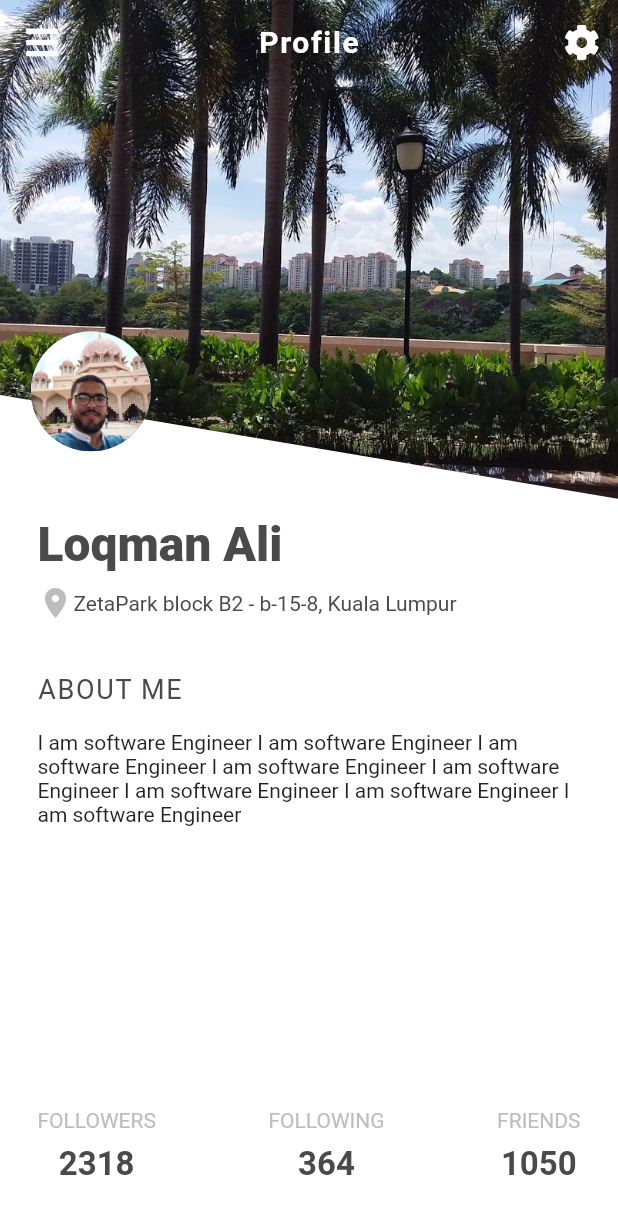
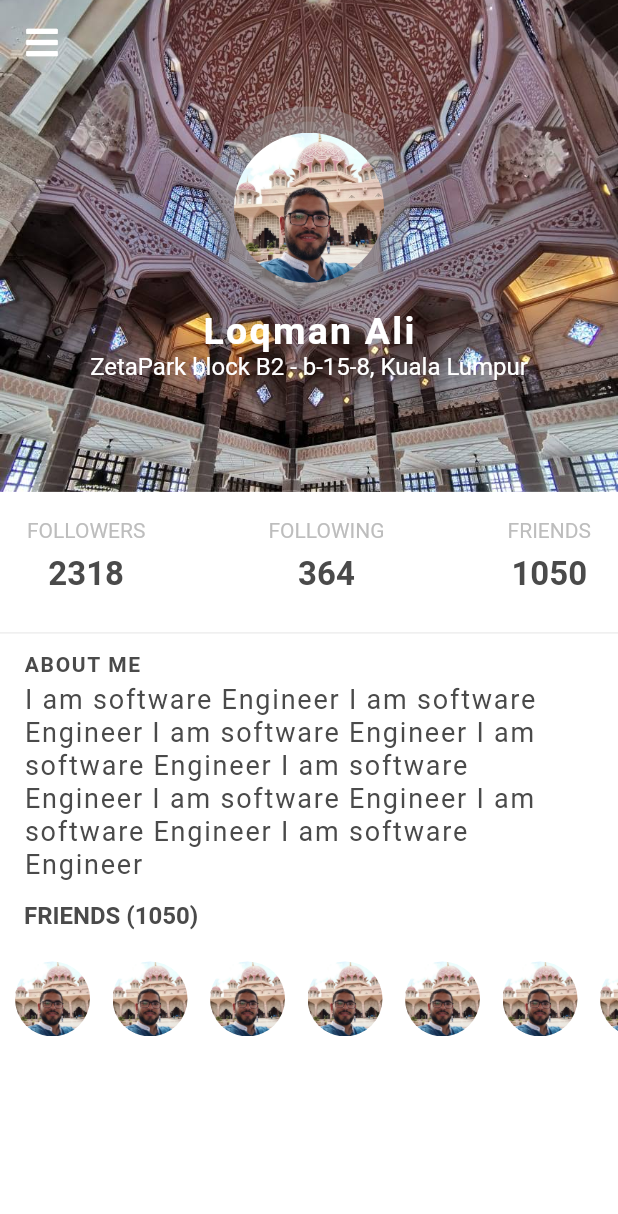
Before and after one commit to loqmanali/flutter-ui, a Flutter app: the screen it shows after launch, on a phone screen of 412 x 824 dp. Shown: the top 1214 px of the screen. Run offline on Flutter 3.47's test engine with Material 2 defaults, Android fonts, the phone set to English and light mode, and no system bars; our stand-ins replace font_awesome_flutter.

Commit message:
profile 2 screen

```diff
--- a/lib/main.dart
+++ b/lib/main.dart
@@ -1,5 +1,5 @@
 import 'package:flutter/material.dart';
-import 'package:profile/profile/profile1/profile_1.dart';
+import 'package:profile/profile/profile2/profile2.dart';
 
 void main() {
   runApp(MyApp());
@@ -14,7 +14,8 @@ class MyApp extends StatelessWidget {
       theme: ThemeData(
         primarySwatch: Colors.blue,
       ),
-      home: Profile1(),
+      home: Profile(),
+      // Profile1(),
     );
   }
 }
--- /dev/null
+++ b/lib/profile/profile2/profile2.dart
@@ -0,0 +1,284 @@
+import 'package:flutter/material.dart';
+import 'package:font_awesome_flutter/font_awesome_flutter.dart';
+import 'package:profile/profile/profile2/provider2.dart';
+
+import 'profile_2.dart';
+
+class Profile extends StatefulWidget {
+  @override
+  _Profile2State createState() => _Profile2State();
+}
+
+class _Profile2State extends State<Profile> {
+  Profile2 profile2 = Profile2Provider.getProfile2();
+  static Color _textColor = Color(0XFF4A4A4A);
+  TextStyle _bottomBarTitle = TextStyle(
+    color: Colors.grey.shade400,
+  );
+  TextStyle _bottomBarCounter = TextStyle(
+    color: _textColor,
+    fontSize: 22,
+    fontWeight: FontWeight.bold,
+  );
+
+  @override
+  Widget build(BuildContext context) {
+    return SafeArea(
+      child: Theme(
+        data: ThemeData(),
+        child: Stack(
+          children: [
+            Image.asset(
+              'assets/profiles/back2.jpg',
+              fit: BoxFit.cover,
+              height: MediaQuery.of(context).size.height * 0.45,
+              width: double.infinity,
+            ),
+            Scaffold(
+              backgroundColor: Colors.transparent,
+              appBar: AppBar(
+                backgroundColor: Colors.transparent,
+                elevation: 0,
+                leading: IconButton(
+                  icon: Icon(FontAwesomeIcons.bars),
+                  onPressed: () {},
+                ),
+              ),
+              body: Stack(
+                children: [
+                  _profileTitle(context),
+                  _bodyContent(context),
+                ],
+              ),
+            ),
+          ],
+        ),
+      ),
+    );
+  }
+
+  Widget _profileTitle(BuildContext context) {
+    return Positioned(
+      top: 15,
+      left: 0,
+      right: 0,
+      child: Column(
+        children: [
+          Stack(
+            alignment: AlignmentDirectional.center,
+            children: [
+              Align(
+                alignment: Alignment.center,
+                child: Container(
+                  width: 135,
+                  height: 135,
+                  decoration: BoxDecoration(
+                    color: Colors.grey.withOpacity(0.4),
+                    shape: BoxShape.circle,
+                  ),
+                ),
+              ),
+              Align(
+                alignment: Alignment.center,
+                child: Container(
+                  width: 115,
+                  height: 115,
+                  decoration: BoxDecoration(
+                    color: Colors.grey.withOpacity(0.3),
+                    shape: BoxShape.circle,
+                  ),
+                ),
+              ),
+              Align(
+                alignment: Alignment.center,
+                child: Container(
+                  width: 100,
+                  height: 100,
+                  decoration: BoxDecoration(
+                    shape: BoxShape.circle,
+                    image: DecorationImage(
+                      image: ExactAssetImage('assets/profiles/loqman.jpg'),
+                      fit: BoxFit.cover,
+                    ),
+                  ),
+                ),
+              ),
+            ],
+          ),
+          Text(
+            profile2.user.name,
+            style: TextStyle(
+              color: Colors.white,
+              fontSize: 25,
+              fontWeight: FontWeight.bold,
+              letterSpacing: 1.5,
+            ),
+          ),
+          Text(
+            profile2.user.address,
+            style: TextStyle(
+              color: Colors.white,
+              fontSize: 16,
+            ),
+          ),
+        ],
+      ),
+    );
+  }
+
+  Widget _bodyContent(BuildContext context) {
+    return Positioned(
+      top: MediaQuery.of(context).size.height * 0.33,
+      left: 0,
+      right: 0,
+      bottom: 0,
+      child: Container(
+        color: Colors.white,
+        child: Column(
+          crossAxisAlignment: CrossAxisAlignment.start,
+          children: [
+            _counter(context),
+            Divider(
+              thickness: 1,
+              color: Colors.grey.shade200,
+            ),
+            ..._aboutMe(context),
+            SizedBox(height: 8.0),
+            _friends(context),
+            SizedBox(height: 16.0),
+            _contacts(context),
+          ],
+        ),
+      ),
+    );
+  }
+
+  Widget _counter(BuildContext context) {
+    return Padding(
+      padding: const EdgeInsets.all(18.0),
+      child: Row(
+        mainAxisAlignment: MainAxisAlignment.spaceBetween,
+        children: [
+          Column(
+            children: [
+              Text(
+                'FOLLOWERS',
+                style: _bottomBarTitle,
+              ),
+              SizedBox(
+                height: 8,
+              ),
+              Text(
+                profile2.followers.toString(),
+                style: _bottomBarCounter,
+              ),
+            ],
+          ),
+          Column(
+            children: [
+              Text(
+                'FOLLOWING',
+                style: _bottomBarTitle,
+              ),
+              SizedBox(
+                height: 8,
+              ),
+              Text(
+                profile2.following.toString(),
+                style: _bottomBarCounter,
+              ),
+            ],
+          ),
+          Column(
+            children: [
+              Text(
+                'FRIENDS',
+                style: _bottomBarTitle,
+              ),
+              SizedBox(
+                height: 8,
+              ),
+              Text(
+                profile2.friends.toString(),
+                style: _bottomBarCounter,
+              ),
+            ],
+          ),
+        ],
+      ),
+    );
+  }
+
+  List<Widget> _aboutMe(BuildContext context) {
+    return [
+      Padding(
+        padding: EdgeInsets.symmetric(
+          vertical: 5.0,
+          horizontal: 16.0,
+        ),
+        child: Text(
+          'ABOUT ME',
+          style: TextStyle(
+            color: _textColor,
+            fontWeight: FontWeight.bold,
+            letterSpacing: 1.1,
+          ),
+        ),
+      ),
+      Padding(
+        padding: EdgeInsets.symmetric(horizontal: 16.0),
+        child: Text(
+          profile2.user.about,
+          style: TextStyle(
+            color: _textColor,
+            fontSize: 18,
+            height: 1.2,
+            letterSpacing: 1.2,
+          ),
+        ),
+      ),
+    ];
+  }
+
+  Widget _friends(BuildContext context) {
+    return Padding(
+      padding: EdgeInsets.symmetric(
+        vertical: 5.0,
+        horizontal: 16.0,
+      ),
+      child: Text(
+        'FRIENDS (${profile2.friends.toString()})',
+        style: TextStyle(
+          color: _textColor,
+          fontSize: 16,
+          fontWeight: FontWeight.bold,
+        ),
+      ),
+    );
+  }
+
+  Widget _contacts(BuildContext context) {
+    return Container(
+      width: double.infinity,
+      height: 50,
+      padding: EdgeInsets.only(left: 10.0),
+      child: ListView(
+        scrollDirection: Axis.horizontal,
+        children: List.generate(
+            25,
+            (index) => Container(
+                  width: 50,
+                  // height: 50,
+                  margin: EdgeInsets.only(right: 15.0),
+                  decoration: BoxDecoration(
+                    shape: BoxShape.circle,
+                    image: DecorationImage(
+                      image: ExactAssetImage('assets/profiles/loqman.jpg'),
+                      fit: BoxFit.cover,
+                    ),
+                  ),
+                )).toList(),
+      ),
+    );
+  }
+}
--- /dev/null
+++ b/lib/profile/profile2/profile_2.dart
@@ -0,0 +1,21 @@
+class User {
+  String name, address, about;
+
+  User({
+    this.name,
+    this.address,
+    this.about,
+  });
+}
+
+class Profile2 {
+  User user;
+  int following, followers, friends;
+
+  Profile2({
+    this.user,
+    this.following,
+    this.followers,
+    this.friends,
+  });
+}
--- /dev/null
+++ b/lib/profile/profile2/provider2.dart
@@ -0,0 +1,17 @@
+import 'package:profile/profile/profile2/profile_2.dart';
+
+class Profile2Provider {
+  static Profile2 getProfile2() {
+    return Profile2(
+      user: User(
+        name: 'Loqman Ali',
+        address: 'ZetaPark block B2 - b-15-8, Kuala Lumpur',
+        about:
+            'I am software Engineer I am software Engineer I am software Engineer I am software Engineer I am software Engineer I am software Engineer I am software Engineer I am software Engineer',
+      ),
+      followers: 2318,
+      following: 364,
+      friends: 1050,
+    );
+  }
+}
```
Also changed, not shown: assets/profiles/back2.jpg (added).
